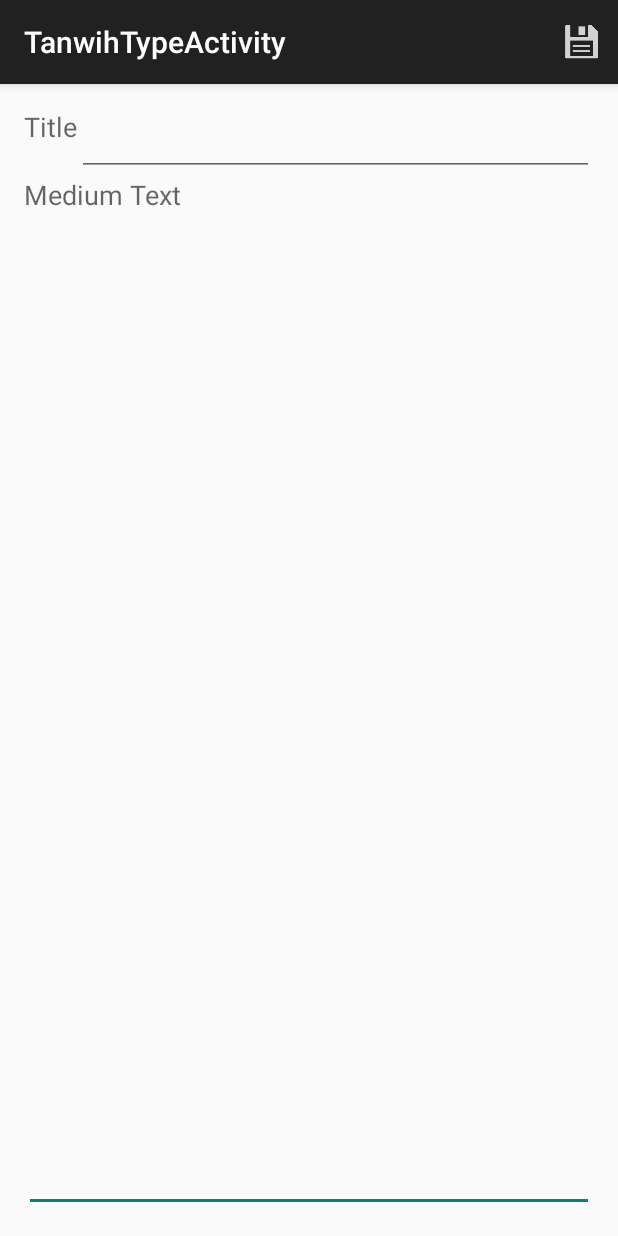
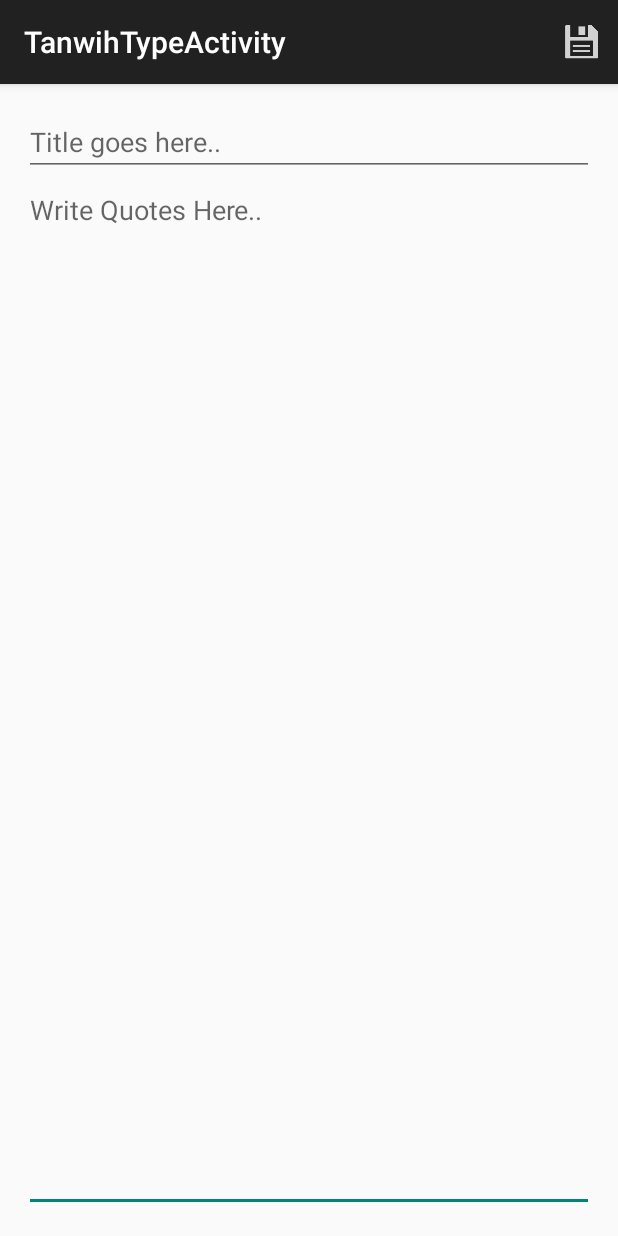
Before and after one commit to Majeedr/Tanwih, an Android app: the TanwihTypeActivity screen opened directly, with no data from a screen before it, on a phone screen of 412 x 824 dp. Run offline under Robolectric (Android 15) with nearby library versions, the phone set to English and light mode, and no system bars.

Commit message:
Simplify tanwih editor without label

```diff
--- a/app/src/main/res/layout/activity_tanwih_type.xml
+++ b/app/src/main/res/layout/activity_tanwih_type.xml
@@ -9,7 +9,7 @@
     <EditText
         android:layout_width="wrap_content"
         android:layout_height="wrap_content"
-        android:inputType="textMultiLine"
+        android:inputType="textMultiLine|textLongMessage"
         android:ems="10"
         android:id="@+id/tanwih_content"
         android:layout_alignParentLeft="true"
@@ -17,28 +17,9 @@
         android:layout_alignParentRight="true"
         android:layout_alignParentEnd="true"
         android:layout_alignParentBottom="true"
-        android:layout_below="@+id/textView" />
-
-    <TextView
-        android:layout_width="wrap_content"
-        android:layout_height="wrap_content"
-        android:textAppearance="?android:attr/textAppearanceMedium"
-        android:text="Medium Text"
-        android:id="@+id/textView"
+        android:gravity="top"
         android:layout_below="@+id/tanwih_title"
-        android:layout_alignParentLeft="true"
-        android:layout_alignParentStart="true" />
-
-    <TextView
-        android:layout_width="wrap_content"
-        android:layout_height="wrap_content"
-        android:textAppearance="?android:attr/textAppearanceMedium"
-        android:text="Title"
-        android:id="@+id/textView2"
-        android:layout_alignParentTop="true"
-        android:layout_alignParentLeft="true"
-        android:layout_alignParentStart="true"
-        android:layout_above="@+id/textView" />
+        android:hint="Write Quotes Here.." />
 
     <EditText
         android:layout_width="wrap_content"
@@ -47,8 +28,9 @@
         android:layout_alignParentTop="true"
         android:layout_alignParentRight="true"
         android:layout_alignParentEnd="true"
-        android:layout_toRightOf="@+id/textView2"
-        android:layout_toEndOf="@+id/textView2"
-        android:layout_weight="1.06" />
+        android:layout_weight="1.06"
+        android:layout_alignParentLeft="true"
+        android:layout_alignParentStart="true"
+        android:hint="Title goes here.." />
 
 </RelativeLayout>
```
